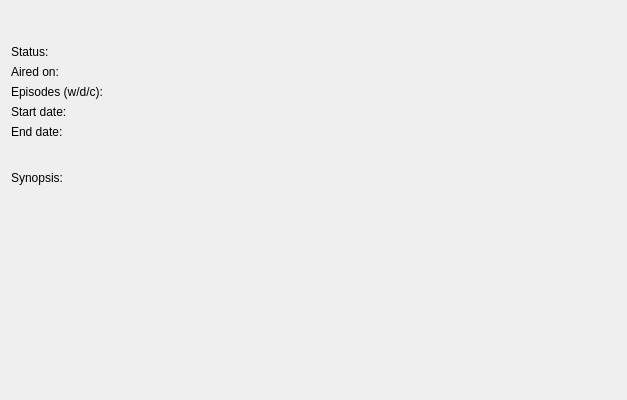
mxnemu/media-u, file src/tvshowpage.ui: the form before one commit.
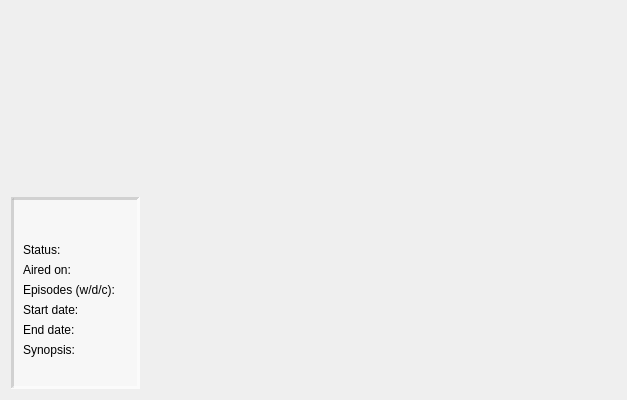
The form after the commit.

Commit message: stop tinting backgrounds white; tint the summary data white and put it into the bottom left corner; hide synopsis, it's too small&long to read anyway;

```diff
--- a/src/tvshowpage.ui
+++ b/src/tvshowpage.ui
@@ -15,25 +15,52 @@
   </property>
   <layout class="QHBoxLayout" name="horizontalLayout_2">
    <item>
-    <layout class="QFormLayout" name="left">
+    <layout class="QVBoxLayout" name="verticalLayout_2">
+     <item>
+      <spacer name="verticalSpacer">
+       <property name="orientation">
+        <enum>Qt::Vertical</enum>
+       </property>
+       <property name="sizeHint" stdset="0">
+        <size>
+         <width>20</width>
+         <height>40</height>
+        </size>
+       </property>
+      </spacer>
+     </item>
+     <item>
+      <widget class="QFrame" name="frame">
+       <property name="sizePolicy">
+        <sizepolicy hsizetype="Preferred" vsizetype="Preferred">
+         <horstretch>0</horstretch>
+         <verstretch>0</verstretch>
+        </sizepolicy>
+       </property>
+       <property name="autoFillBackground">
+        <bool>false</bool>
+       </property>
+       <property name="styleSheet">
+        <string notr="true">#frame {
+background-color: rgba(255,255,255, 0.5);
+}</string>
+       </property>
+       <property name="frameShape">
+        <enum>QFrame::Panel</enum>
+       </property>
+       <property name="frameShadow">
+        <enum>QFrame::Sunken</enum>
+       </property>
+       <property name="lineWidth">
+        <number>3</number>
+       </property>
+       <property name="midLineWidth">
+        <number>1</number>
+       </property>
+       <layout class="QFormLayout" name="formLayout">
      <property name="fieldGrowthPolicy">
       <enum>QFormLayout::AllNonFixedFieldsGrow</enum>
      </property>
-     <item row="1" column="0" colspan="2">
-      <widget class="QLabel" name="title">
-       <property name="font">
-        <font>
-         <pointsize>18</pointsize>
-         <weight>75</weight>
-         <italic>true</italic>
-         <bold>true</bold>
-        </font>
-       </property>
-       <property name="text">
-        <string/>
-       </property>
-      </widget>
-     </item>
      <item row="2" column="0">
       <widget class="QLabel" name="label_status">
        <property name="text">
@@ -41,28 +68,14 @@
        </property>
       </widget>
      </item>
-     <item row="2" column="1">
-      <widget class="QLabel" name="status">
-       <property name="text">
-        <string/>
-       </property>
-      </widget>
-     </item>
-     <item row="3" column="0">
+        <item row="4" column="0">
       <widget class="QLabel" name="label_medium">
        <property name="text">
         <string>Aired on:</string>
        </property>
       </widget>
      </item>
-     <item row="3" column="1">
-      <widget class="QLabel" name="medium">
-       <property name="text">
-        <string/>
-       </property>
-      </widget>
-     </item>
-     <item row="4" column="0">
+        <item row="6" column="0">
       <widget class="QLabel" name="label_episodes">
        <property name="toolTip">
         <string>(watched / downloaded / completed)</string>
@@ -72,63 +85,35 @@
        </property>
       </widget>
      </item>
-     <item row="4" column="1">
-      <widget class="QLabel" name="episodes">
-       <property name="text">
-        <string/>
-       </property>
-      </widget>
-     </item>
-     <item row="5" column="0">
+        <item row="8" column="0">
       <widget class="QLabel" name="label_startDate">
        <property name="text">
         <string>Start date:</string>
        </property>
       </widget>
      </item>
-     <item row="6" column="0">
+        <item row="10" column="0">
       <widget class="QLabel" name="label_endDate">
        <property name="text">
         <string>End date:</string>
        </property>
       </widget>
      </item>
-     <item row="7" column="0" colspan="2">
-      <spacer name="horizontalSpacer">
-       <property name="orientation">
-        <enum>Qt::Horizontal</enum>
-       </property>
-       <property name="sizeHint" stdset="0">
-        <size>
-         <width>40</width>
-         <height>20</height>
-        </size>
-       </property>
-      </spacer>
-     </item>
-     <item row="5" column="1">
-      <widget class="QLabel" name="startDate">
-       <property name="text">
-        <string/>
-       </property>
-      </widget>
-     </item>
-     <item row="6" column="1">
-      <widget class="QLabel" name="endDate">
-       <property name="text">
-        <string/>
-       </property>
-      </widget>
-     </item>
-     <item row="8" column="0">
+        <item row="12" column="0">
       <widget class="QLabel" name="label_synopsis">
+          <property name="enabled">
+           <bool>true</bool>
+          </property>
        <property name="text">
         <string>Synopsis:</string>
        </property>
       </widget>
      </item>
-     <item row="9" column="0" colspan="2">
+        <item row="13" column="0">
       <widget class="QLabel" name="synopsis">
+          <property name="enabled">
+           <bool>true</bool>
+          </property>
        <property name="text">
         <string/>
        </property>
@@ -140,6 +125,59 @@
        </property>
       </widget>
      </item>
+        <item row="0" column="0">
+         <widget class="QLabel" name="title">
+          <property name="font">
+           <font>
+            <pointsize>18</pointsize>
+            <weight>75</weight>
+            <italic>true</italic>
+            <bold>true</bold>
+           </font>
+          </property>
+          <property name="text">
+           <string/>
+          </property>
+         </widget>
+        </item>
+        <item row="2" column="1">
+         <widget class="QLabel" name="status">
+          <property name="text">
+           <string/>
+          </property>
+         </widget>
+        </item>
+        <item row="8" column="1">
+         <widget class="QLabel" name="startDate">
+          <property name="text">
+           <string/>
+          </property>
+         </widget>
+        </item>
+        <item row="4" column="1">
+         <widget class="QLabel" name="medium">
+          <property name="text">
+           <string/>
+          </property>
+         </widget>
+        </item>
+        <item row="6" column="1">
+         <widget class="QLabel" name="episodes">
+          <property name="text">
+           <string/>
+          </property>
+         </widget>
+        </item>
+        <item row="10" column="1">
+         <widget class="QLabel" name="endDate">
+          <property name="text">
+           <string/>
+          </property>
+         </widget>
+        </item>
+       </layout>
+      </widget>
+     </item>
     </layout>
    </item>
    <item>
@@ -149,6 +187,9 @@
        <property name="layoutDirection">
         <enum>Qt::RightToLeft</enum>
        </property>
+       <property name="styleSheet">
+        <string notr="true"/>
+       </property>
        <property name="text">
         <string/>
        </property>
```
Lines whose indentation alone changed are shown as unchanged. The commit also changes 2 other files.
